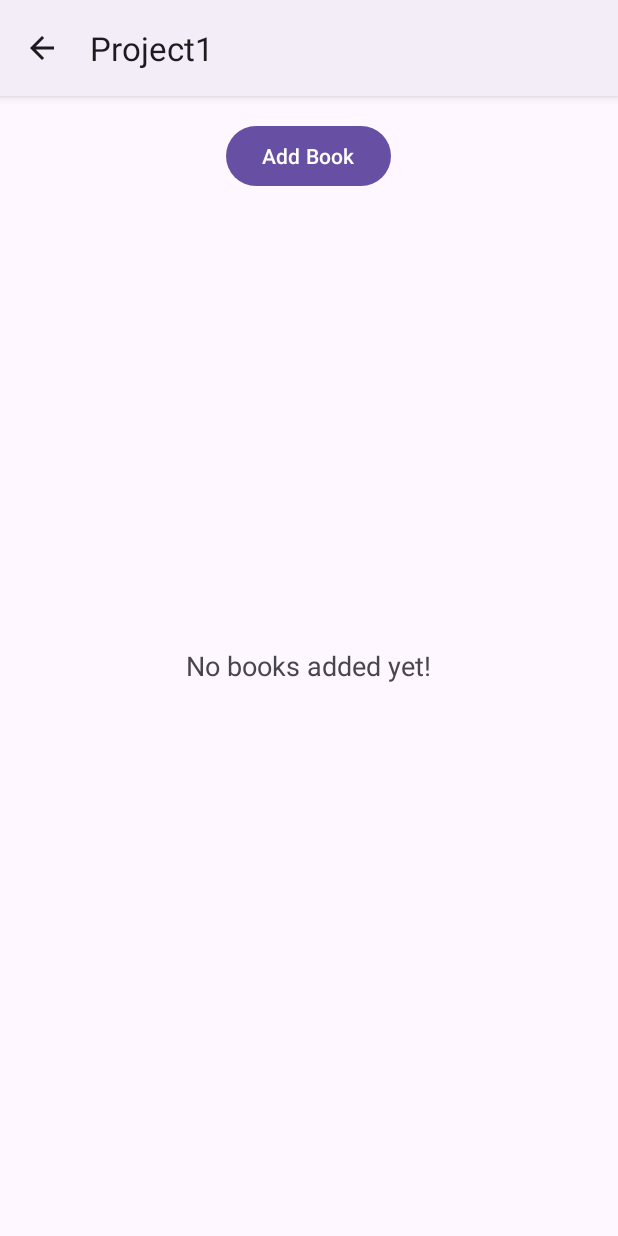
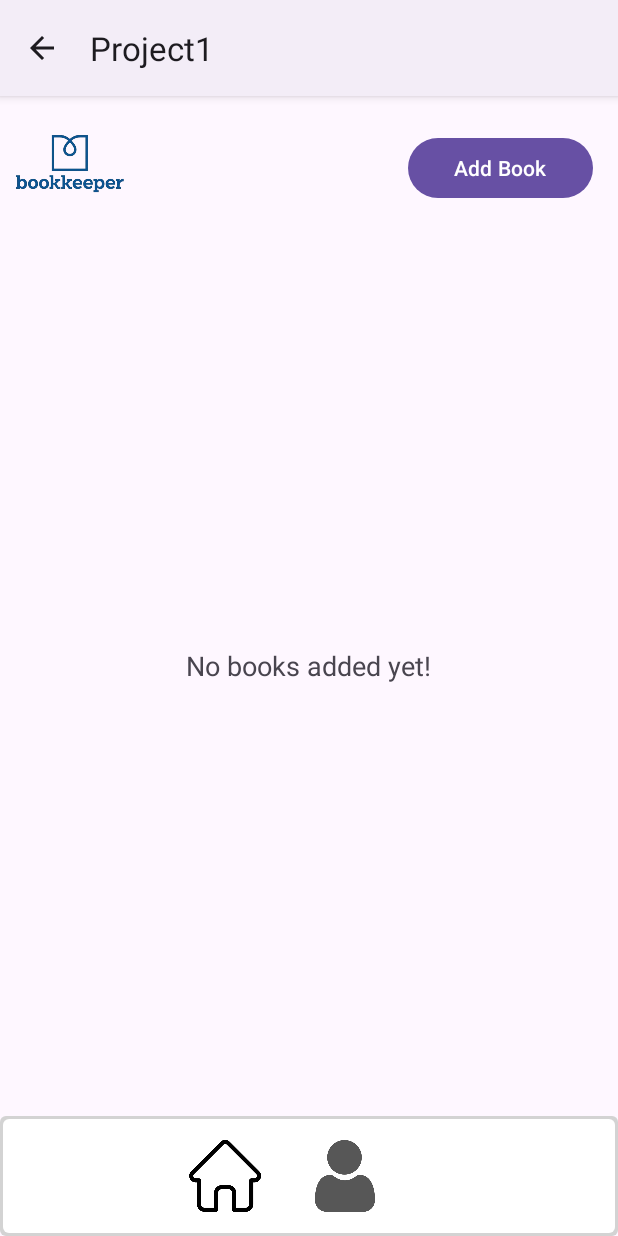
Before and after one commit to ArbreshaS/Aplikacion-per-Menaxhimin-e-Leximeve, an Android app: the Home screen opened directly, with no data from a screen before it, on a phone screen of 412 x 824 dp. Run offline under Robolectric (Android 15) with nearby library versions, the phone set to English and light mode, and no system bars; our stand-ins replace Firebase (no records; nobody signed in at launch, a user with empty details on screens opened directly).

Commit message:
Ndryshimi i logos, shtimi i ikonave dhe backgroundi per ikona, ndrshimi i ui se xml te home, profil, main dhe rate

```diff
--- /dev/null
+++ b/app/src/main/res/drawable/icon_background.xml
@@ -0,0 +1,17 @@
+<!-- res/drawable/button_background.xml -->
+<layer-list xmlns:android="http://schemas.android.com/apk/res/android">
+    <!-- Bottom layer: Background color -->
+    <item>
+        <shape android:shape="rectangle">
+            <solid android:color="#D3D3D3"/> <!-- Background color (light gray) -->
+            <corners android:radius="4dp"/> <!-- Optional: rounded corners -->
+        </shape>
+    </item>
+    <!-- Top layer: Border -->
+    <item android:top="2dp" android:left="2dp" android:right="2dp" android:bottom="2dp">
+        <shape android:shape="rectangle">
+            <solid android:color="#FFFFff"/> <!-- Border color (black) -->
+            <corners android:radius="4dp"/> <!-- Optional: rounded corners -->
+        </shape>
+    </item>
+</layer-list>
--- a/app/src/main/res/layout/activity_home.xml
+++ b/app/src/main/res/layout/activity_home.xml
@@ -3,23 +3,31 @@
     android:layout_width="match_parent"
     android:layout_height="match_parent">
 
+    <ImageView
+        android:id="@+id/logo"
+        android:layout_width="98dp"
+        android:layout_height="98dp"
+        android:layout_alignParentEnd="true"
+        android:layout_marginTop="-10dp"
+        android:layout_marginEnd="315dp"
+        android:src="@drawable/logo" />
+
 
     <Button
         android:id="@+id/btnAddBook"
-        android:layout_width="wrap_content"
+        android:layout_width="123dp"
         android:layout_height="wrap_content"
-        android:text="Add Book"
         android:layout_alignParentTop="true"
-        android:layout_centerHorizontal="true"
-        android:layout_marginTop="16dp" />
-
+        android:layout_marginStart="272dp"
+        android:layout_marginTop="24dp"
+        android:text="Add Book" />
 
     <androidx.recyclerview.widget.RecyclerView
         android:id="@+id/recyclerViewBooks"
         android:layout_width="match_parent"
         android:layout_height="match_parent"
         android:layout_below="@id/btnAddBook"
-        android:layout_marginTop="8dp" />
+        android:layout_marginTop="20dp" />
 
 
     <TextView
@@ -31,4 +39,35 @@
         android:layout_centerInParent="true"
         android:visibility="gone" />
 
+
+
+    <LinearLayout
+        android:layout_width="match_parent"
+        android:layout_height="wrap_content"
+        android:layout_alignParentBottom="true"
+        android:orientation="horizontal"
+        android:gravity="center"
+        android:padding="16dp"
+        android:background="@drawable/icon_background"
+        android:layout_gravity="center">
+
+        <ImageView
+            android:id="@+id/btn_home"
+            android:layout_width="48dp"
+            android:layout_height="48dp"
+            android:layout_marginEnd="32dp"
+            android:src="@drawable/darker_home"
+            />
+
+        <ImageView
+            android:id="@+id/btn_profile"
+            android:layout_width="48dp"
+            android:layout_height="48dp"
+            android:layout_marginEnd="32dp"
+            android:src="@drawable/user"
+            />
+
+
+    </LinearLayout>
+
 </RelativeLayout>
--- a/app/src/main/res/layout/activity_main.xml
+++ b/app/src/main/res/layout/activity_main.xml
@@ -27,7 +27,6 @@
         android:id="@+id/app_name"
         android:layout_width="wrap_content"
         android:layout_height="wrap_content"
-        android:text="BookMark"
      android:textSize="22sp"
      android:textStyle="bold"
      android:layout_marginBottom="20dp"
--- a/app/src/main/res/layout/dialog_rate_book.xml
+++ b/app/src/main/res/layout/dialog_rate_book.xml
@@ -4,7 +4,8 @@
     android:layout_width="match_parent"
     android:layout_height="wrap_content"
     android:orientation="vertical"
-    android:padding="16dp">
+    android:padding="16dp"
+    android:layout_marginTop="188dp">
 
     <TextView
         android:id="@+id/rateBookText"
```
Also changed, not shown: app/src/main/res/layout/activity_profile.xml (+65 -9 lines), app/src/main/res/drawable/darker_home.png (added), app/src/main/res/drawable/darker_user.png (added), app/src/main/res/drawable/home.png (added), app/src/main/res/drawable/logo.png, app/src/main/res/drawable/user.png (added). Lines whose indentation alone changed are shown as unchanged.
